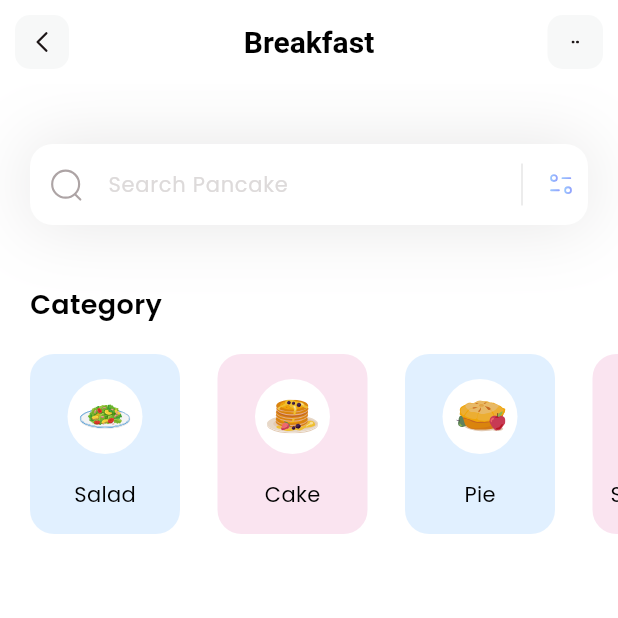
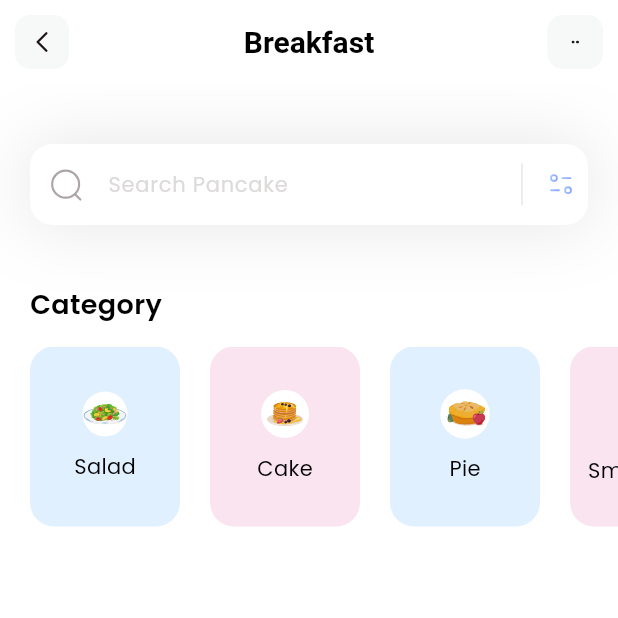
Before and after one commit to mozzammeluiu/flutter-practice, a Flutter app: the screen it shows after launch, on a phone screen of 412 x 824 dp, the top half of it. Run offline on Flutter 3.47's test engine with Material 3 defaults, Android fonts, the phone set to English and light mode, and no system bars; our stand-ins replace flutter_svg.

Commit message:
modified: categoryList

```diff
--- a/lib/pages/home.dart
+++ b/lib/pages/home.dart
@@ -20,7 +20,14 @@ class HomePage extends StatelessWidget {
         children: [
           _searchField(),
           const SizedBox(height: 40),
-          Column(
+          _categoriesList()
+        ],
+      ),
+    );
+  }
+
+  Column _categoriesList() {
+    return Column(
           crossAxisAlignment: CrossAxisAlignment.start,
           children: [
             const Padding(
@@ -33,7 +40,7 @@ class HomePage extends StatelessWidget {
                     color: Colors.black),
               ),
             ),
-              const SizedBox(height: 20),
+            const SizedBox(height: 15),
             Container(
               height: 120,
               color: Colors.white,
@@ -41,41 +48,41 @@ class HomePage extends StatelessWidget {
                   itemCount: categories.length,
                   scrollDirection: Axis.horizontal,
                   padding: const EdgeInsets.only(left: 20, right: 20),
-                  separatorBuilder: (context, index) => const SizedBox(width: 25),
+                  separatorBuilder: (context, index) =>
+                      const SizedBox(width: 20),
                   itemBuilder: (context, index) => Container(
                         width: 100,
                         decoration: BoxDecoration(
-                        color: categories[index].boxColor.withOpacity(0.3),
+                            color:
+                                categories[index].boxColor.withOpacity(0.3),
                             borderRadius: BorderRadius.circular(16)),
                         child: Column(
-                      mainAxisAlignment: MainAxisAlignment.spaceEvenly,
+                          mainAxisAlignment: MainAxisAlignment.center,
                           children: [
                             Container(
                               width: 50,
-                          height: 50,
                               decoration: const BoxDecoration(
-                              color: Colors.white, shape: BoxShape.circle),
+                                  color: Colors.white,
+                                  shape: BoxShape.circle),
                               child: Padding(
                                 padding: const EdgeInsets.all(8.0),
-                            child: SvgPicture.asset(categories[index].iconPath),
+                                child: SvgPicture.asset(
+                                    categories[index].iconPath),
                               ),
                             ),
+                            const SizedBox(height: 10),
                             Text(
                               categories[index].name,
                               style: const TextStyle(
-                              fontWeight: FontWeight.w400,
+                                  fontSize: 14,
                                   color: Colors.black,
-                              fontSize: 14),
+                                  fontWeight: FontWeight.w400),
                             )
                           ],
                         ),
-                  ),
-                ),
+                      )),
             )
           ],
-          )
-        ],
-      ),
         );
   }
 
```
Lines whose indentation alone changed are shown as unchanged.
